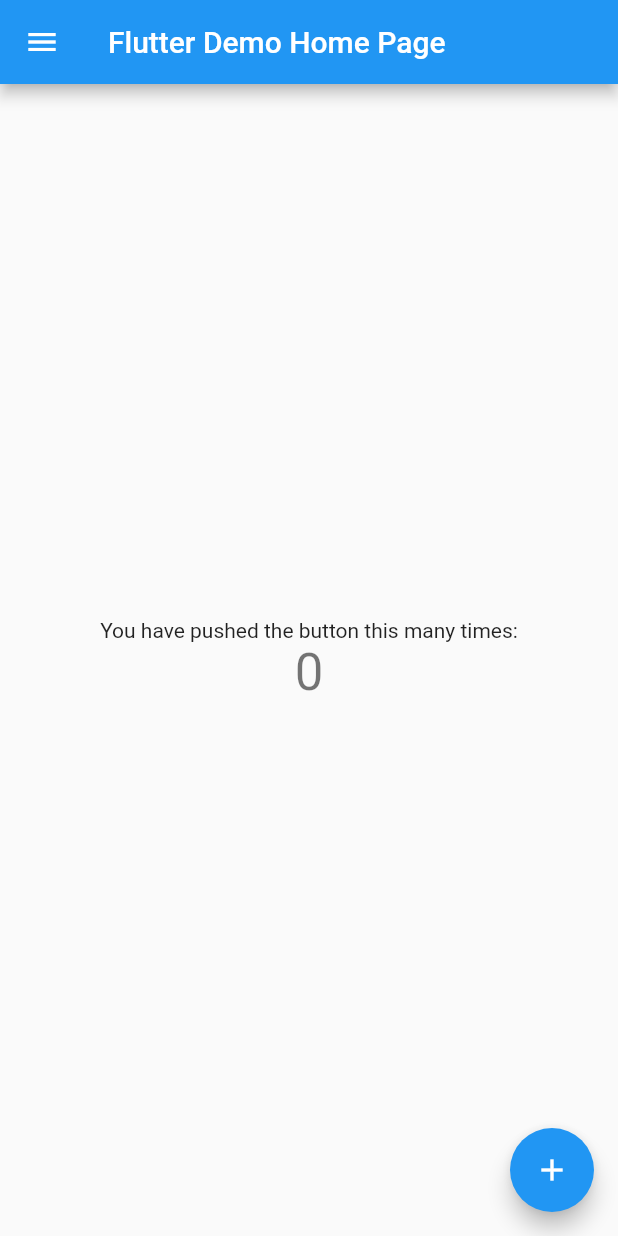
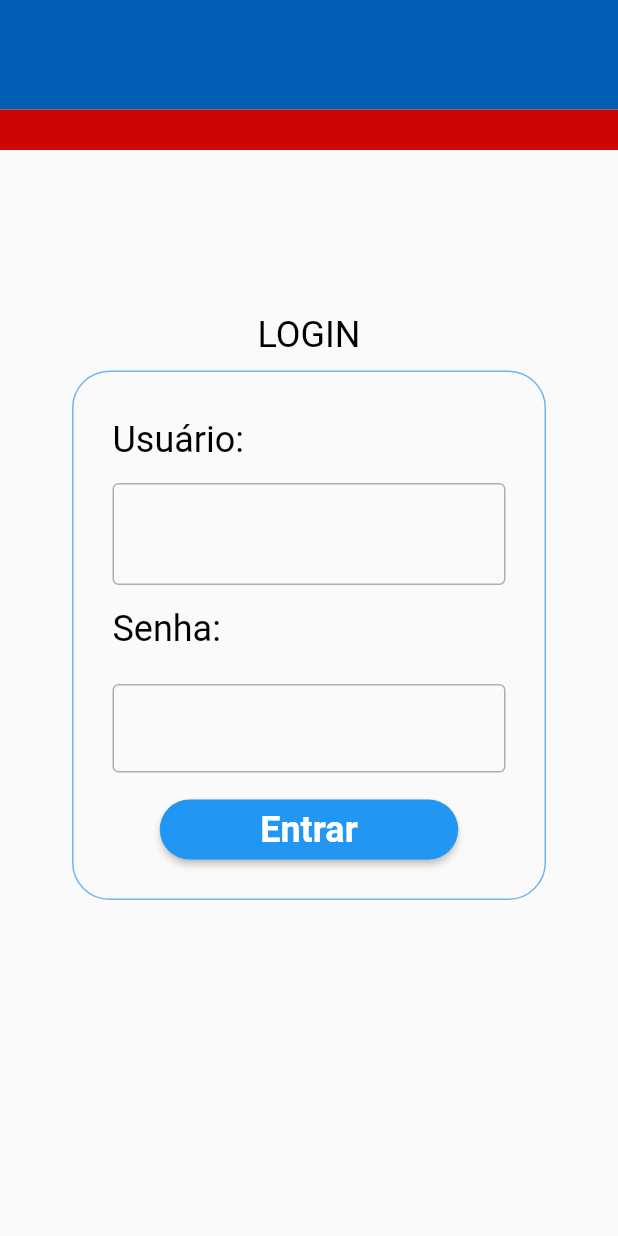
Before and after one commit to tintreinamento/projeto_flutter, a Flutter app: the screen it shows after launch, on a phone screen of 412 x 824 dp. Run offline on Flutter 3.47's test engine with Material 2 defaults, Android fonts, the light colour scheme and no system bars.

Commit message:
Tarefa: estilizando componentes da tela de login

```diff
--- a/lib/main.dart
+++ b/lib/main.dart
@@ -1,8 +1,10 @@
 import 'package:flutter/material.dart';
+import './views/login/login.dart';
 import './views/menu/menu.dart';
 
 void main() {
-  runApp(MyApp());
+  runApp(Login());
+  //runApp(MyApp());
 }
 
 class MyApp extends StatelessWidget {
--- /dev/null
+++ b/lib/views/login/login.dart
@@ -0,0 +1,163 @@
+import 'package:flutter/material.dart';
+
+class Login extends StatefulWidget {
+  const Login({Key? key}) : super(key: key);
+
+  @override
+  _LoginState createState() => _LoginState();
+}
+
+class _LoginState extends State<Login> {
+  final GlobalKey<FormState> _formKey = GlobalKey<FormState>();
+
+  @override
+  Widget build(BuildContext context) {
+    return MaterialApp(
+      home: Scaffold(
+          body: Column(
+        children: [
+          Container(
+            height: 73,
+            decoration: BoxDecoration(color: Color.fromRGBO(0, 94, 181, 1)),
+          ),
+          Container(
+            height: 27,
+            margin: EdgeInsets.only(bottom: 109),
+            decoration: BoxDecoration(color: Color.fromRGBO(206, 5, 5, 1)),
+          ),
+          Container(
+            margin: EdgeInsets.only(bottom: 10),
+            child: Text('LOGIN',
+                style: TextStyle(
+                  fontFamily: 'Roboto',
+                  fontWeight: FontWeight.w400,
+                  fontSize: 24,
+                  color: Color.fromRGBO(0, 0, 0, 1),
+                )),
+          ),
+          Container(
+            width: 316,
+            margin: EdgeInsets.only(left: 26, right: 26),
+            decoration: BoxDecoration(
+                border: Border.all(
+                    color: Color.fromRGBO(116, 181, 241, 1), width: 1),
+                borderRadius: BorderRadius.circular(25)),
+            child: Form(
+              key: _formKey,
+              child: Container(
+                margin: EdgeInsets.fromLTRB(26, 31, 26, 13),
+                child: Column(
+                  children: [
+                    Container(
+                      margin: EdgeInsets.only(bottom: 15),
+                      child: Align(
+                          alignment: Alignment.centerLeft,
+                          child: Text(
+                            'Usuário:',
+                            textAlign: TextAlign.left,
+                            style: TextStyle(
+                              fontFamily: 'Roboto',
+                              fontWeight: FontWeight.w400,
+                              fontSize: 24,
+                              color: Color.fromRGBO(0, 0, 0, 1),
+                            ),
+                          )),
+                    ),
+                    TextFormField(
+                      style: TextStyle(
+                        fontFamily: 'Roboto',
+                        fontWeight: FontWeight.w700,
+                        fontStyle: FontStyle.normal,
+                        fontSize: 24,
+                        color: Color.fromRGBO(0, 0, 0, 1),
+                      ),
+                      decoration: InputDecoration(
+                          enabledBorder: OutlineInputBorder(
+                              borderSide: BorderSide(
+                                  color: Color.fromRGBO(186, 171, 171, 1))),
+                          focusedBorder: OutlineInputBorder(
+                              borderSide: BorderSide(
+                                  color: Color.fromRGBO(186, 171, 171, 1))),
+                          border: OutlineInputBorder(
+                            borderRadius: BorderRadius.circular(5),
+                          )),
+                      validator: (value) {
+                        if (value == null || value.isEmpty) {
+                          return 'Digite seu usuário';
+                        }
+                        return null;
+                      },
+                    ),
+                    Container(
+                      margin: EdgeInsets.only(top: 15, bottom: 23),
+                      child: Align(
+                          alignment: Alignment.centerLeft,
+                          child: Text(
+                            'Senha:',
+                            style: TextStyle(
+                              fontFamily: 'Roboto',
+                              fontWeight: FontWeight.w400,
+                              fontSize: 24,
+                              color: Color.fromRGBO(0, 0, 0, 1),
+                            ),
+                          )),
+                    ),
+                    TextFormField(
+                        obscureText: true,
+                        decoration: InputDecoration(
+                            enabledBorder: OutlineInputBorder(
+                                borderSide: BorderSide(
+                                    color: Color.fromRGBO(186, 171, 171, 1))),
+                            focusedBorder: OutlineInputBorder(
+                                borderSide: BorderSide(
+                                    color: Color.fromRGBO(186, 171, 171, 1))),
+                            border: OutlineInputBorder(
+                              borderRadius: BorderRadius.circular(5),
+                            )),
+                        validator: (value) {
+                          if (value == null || value.isEmpty) {
+                            return 'Digite sua senha';
+                          }
+                          return null;
+                        }),
+                    Container(
+                      width: 199,
+                      height: 40,
+                      margin: EdgeInsets.only(top: 18, bottom: 13),
+                      child: ElevatedButton(
+                          style: ButtonStyle(
+                              shape: MaterialStateProperty.all<
+                                      RoundedRectangleBorder>(
+                                  RoundedRectangleBorder(
+                            borderRadius: BorderRadius.circular(100),
+                          ))),
+                          onPressed: () => {
+                                if (_formKey.currentState!.validate())
+                                  {
+                                    ScaffoldMessenger.of(context).showSnackBar(
+                                        SnackBar(
+                                            content:
+                                                Text('Processando dados...')))
+                                  }
+                              },
+                          child: Text(
+                            'Entrar',
+                            style: TextStyle(
+                              fontFamily: 'Roboto',
+                              fontStyle: FontStyle.normal,
+                              fontWeight: FontWeight.w700,
+                              fontSize: 24,
+                              color: Color.fromRGBO(255, 255, 255, 1),
+                            ),
+                          )),
+                    )
+                  ],
+                ),
+              ),
+            ),
+          )
+        ],
+      )),
+    );
+  }
+}
```
